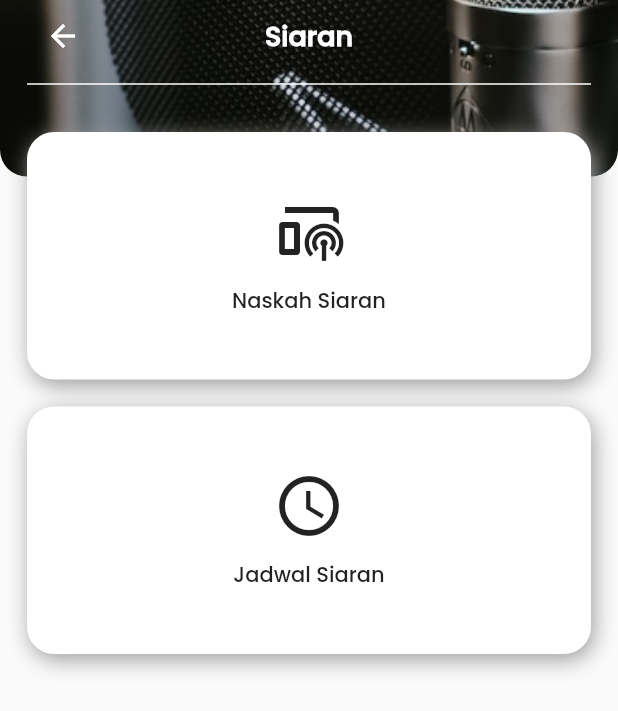
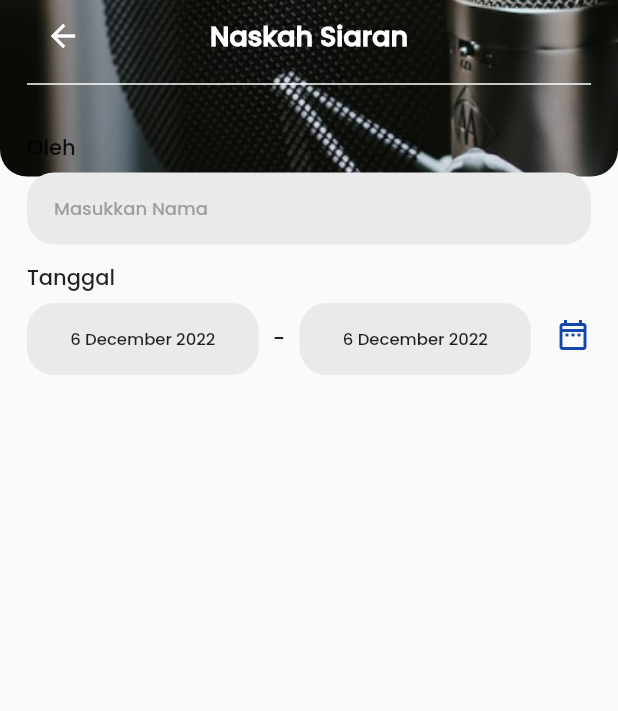
Before and after one commit to hoesk1ee/radio_valore, a Flutter app: the BroadcastPage screen opened directly, after a tap on "Naskah Siaran", on a phone screen of 412 x 824 dp. Shown: the top 711 px of the screen. Run offline on Flutter 3.47's test engine with Material 2 defaults, Android fonts, the phone set to English and light mode, and no system bars.

Commit message:
Make Date Range Picker

```diff
--- a/lib/pages/addAnnouncement_page.dart
+++ b/lib/pages/addAnnouncement_page.dart
@@ -91,7 +91,7 @@ class _AddAnnouncementPageState extends State<AddAnnouncementPage> {
                           IconButton(
                             icon: const Icon(
                               Icons.date_range_outlined,
-                              color: Colors.black,
+                              color: Color(0xFF1246AD),
                             ),
                             onPressed: () async {
                               DateTime? newDate = await showDatePicker(
--- a/lib/pages/bcScript_page.dart
+++ b/lib/pages/bcScript_page.dart
@@ -0,0 +1,127 @@
+import 'package:flutter/material.dart';
+import 'package:intl/intl.dart';
+import 'package:radio_volare/resources/constant.dart';
+import 'package:radio_volare/resources/custom_headerContent.dart';
+import 'package:radio_volare/resources/custom_headerStyle.dart';
+import 'package:radio_volare/resources/custom_inputTextField.dart';
+
+class BroadcastScript extends StatefulWidget {
+  const BroadcastScript({Key? key}) : super(key: key);
+
+  @override
+  State<BroadcastScript> createState() => _BroadcastScriptState();
+}
+
+class _BroadcastScriptState extends State<BroadcastScript> {
+  final TextEditingController _nameController = TextEditingController();
+  static DateTime now = DateTime.now();
+  static DateTime date = DateTime(now.year, now.month, now.day);
+  final monthName = DateFormat('MMMM').format(date);
+
+  DateTimeRange dateRange = DateTimeRange(
+    start: DateTime(now.year, now.month, now.day),
+    end: DateTime(now.year, now.month, now.day),
+  );
+
+  @override
+  Widget build(BuildContext context) {
+    final start = dateRange.start;
+    final end = dateRange.end;
+    final monthRangeStartName = DateFormat('MMMM').format(start);
+    final monthRangeEndName = DateFormat('MMMM').format(end);
+
+    //Date Range Picker
+    Future pickDateRange() async {
+      DateTimeRange? newDateRange = await showDateRangePicker(
+        context: context,
+        firstDate: DateTime(2020),
+        lastDate: DateTime(2050),
+        initialDateRange: dateRange,
+      );
+
+      if (newDateRange == null) return; //cancel
+
+      setState(() {
+        dateRange = newDateRange;
+      });
+    }
+
+    return Scaffold(
+      body: Stack(
+        children: [
+          const CustomHeaderStyle(),
+          SafeArea(
+            child: Padding(
+              padding: const EdgeInsets.only(left: 18.0, right: 18, bottom: 18),
+              child: Column(
+                crossAxisAlignment: CrossAxisAlignment.start,
+                children: [
+                  CustomHeaderContent(label: "Naskah Siaran"),
+                  bottomLine,
+                  //Content
+                  Text("Oleh"),
+                  CustomInputTextField(
+                    controller: _nameController,
+                    hintText: "Masukkan Nama",
+                  ),
+                  Text("Tanggal"),
+                  Row(
+                    children: [
+                      Expanded(
+                        child: Container(
+                          margin: EdgeInsets.only(top: 6),
+                          height: 48,
+                          decoration: BoxDecoration(
+                            color: const Color(0xFFEAEAEA),
+                            borderRadius: BorderRadius.circular(18),
+                          ),
+                          child: Center(
+                            child: Text(
+                              "${start.day} $monthRangeStartName ${start.year}",
+                              style: TextStyle(fontSize: 11),
+                            ),
+                          ),
+                        ),
+                      ),
+                      Padding(
+                        padding:
+                            const EdgeInsets.only(left: 6, right: 6, top: 6),
+                        child: Text(" - "),
+                      ),
+                      Expanded(
+                        child: Container(
+                          margin: EdgeInsets.only(top: 6),
+                          height: 48,
+                          decoration: BoxDecoration(
+                            color: const Color(0xFFEAEAEA),
+                            borderRadius: BorderRadius.circular(18),
+                          ),
+                          child: Center(
+                            child: Text(
+                              "${end.day} $monthRangeEndName ${end.year}",
+                              style: TextStyle(fontSize: 11),
+                            ),
+                          ),
+                        ),
+                      ),
+                      Padding(
+                        padding: const EdgeInsets.only(left: 16.0),
+                        child: GestureDetector(
+                          onTap: pickDateRange,
+                          child: Icon(
+                            Icons.date_range_outlined,
+                            color: Color(0xFF1246AD),
+                          ),
+                        ),
+                      ),
+                    ],
+                  )
+                ],
+              ),
+            ),
+          ),
+        ],
+      ),
+    );
+  }
+}
--- a/lib/pages/broadcast_page.dart
+++ b/lib/pages/broadcast_page.dart
@@ -5,6 +5,7 @@ import 'package:radio_volare/resources/custom_broadcastButton.dart';
 import 'package:radio_volare/resources/custom_headerContent.dart';
 
 import '../resources/custom_headerStyle.dart';
+import 'bcScript_page.dart';
 
 class BroadcastPage extends StatefulWidget {
   const BroadcastPage({Key? key}) : super(key: key);
@@ -31,7 +32,12 @@ class _BroadcastPageState extends State<BroadcastPage> {
                   CustomBroadcastButton(
                     icon: Icons.broadcast_on_home_outlined,
                     text: "Naskah Siaran",
-                    onTap: () {},
+                    onTap: () {
+                      Navigator.push(
+                          context,
+                          MaterialPageRoute(
+                              builder: (context) => BroadcastScript()));
+                    },
                   ),
                   SizedBox(
                     height: 18,
```
